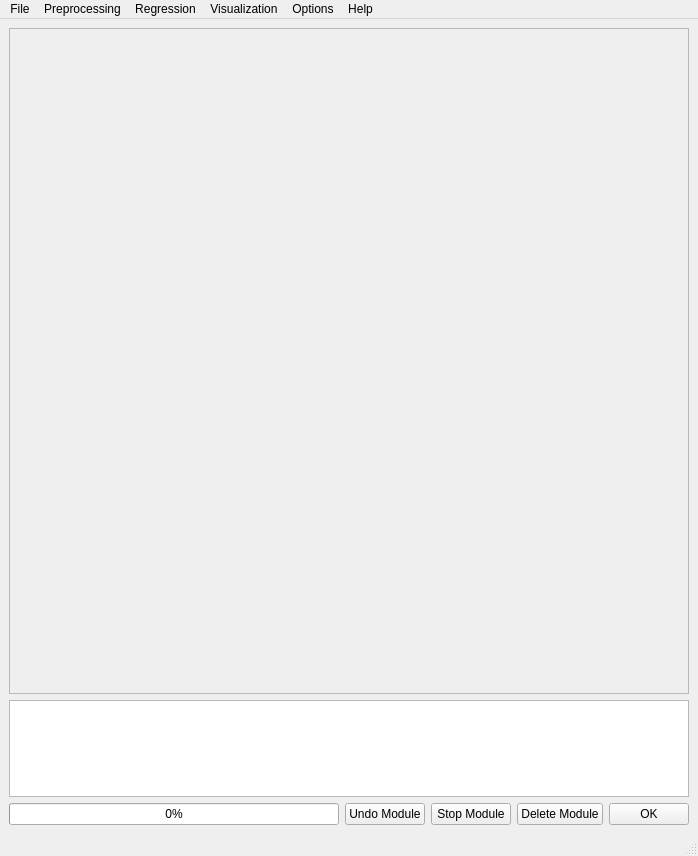
Above: ui/MainWindow.ui from tisaconundrum2/PySAT-GUI before the change. Below: the same form after it.
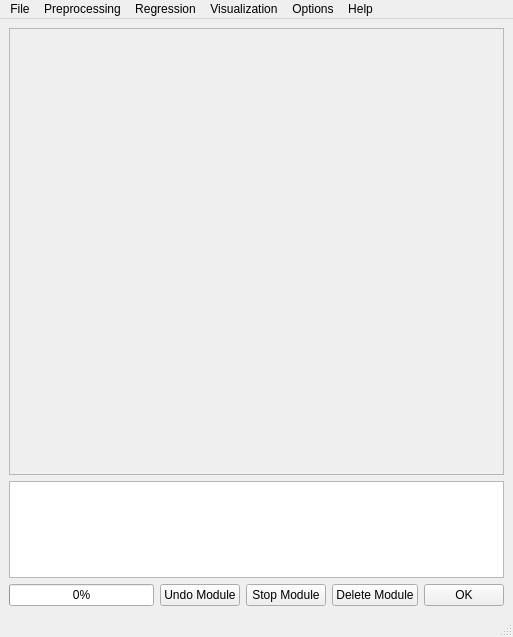
That is the form after the change.

What changed in the file:
```diff
--- a/ui/MainWindow.ui
+++ b/ui/MainWindow.ui
@@ -6,8 +6,8 @@
    <rect>
     <x>0</x>
     <y>0</y>
-    <width>698</width>
-    <height>856</height>
+    <width>513</width>
+    <height>637</height>
    </rect>
   </property>
   <property name="windowTitle">
@@ -25,8 +25,8 @@
         <rect>
          <x>0</x>
          <y>0</y>
-         <width>678</width>
-         <height>661</height>
+         <width>493</width>
+         <height>442</height>
         </rect>
        </property>
        <layout class="QVBoxLayout" name="verticalLayout_3">
@@ -108,7 +108,7 @@
     <rect>
      <x>0</x>
      <y>0</y>
-     <width>698</width>
+     <width>513</width>
      <height>21</height>
     </rect>
    </property>
```
Left out of the diff: 6 changed lines with no effect on the pictures.
